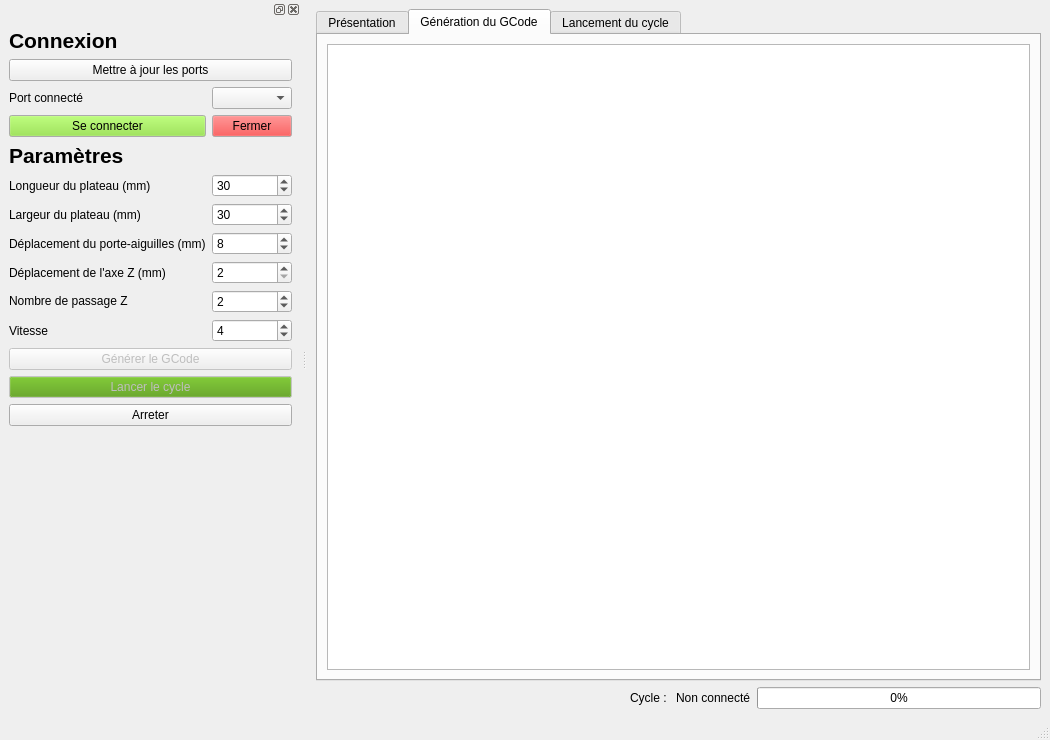
The window that V5_GUI_PyQt5/FeutrageGUI.ui (CREPP-PLOEMEUR/Feutrage-de-laine) describes before a commit, drawn with Qt 5.
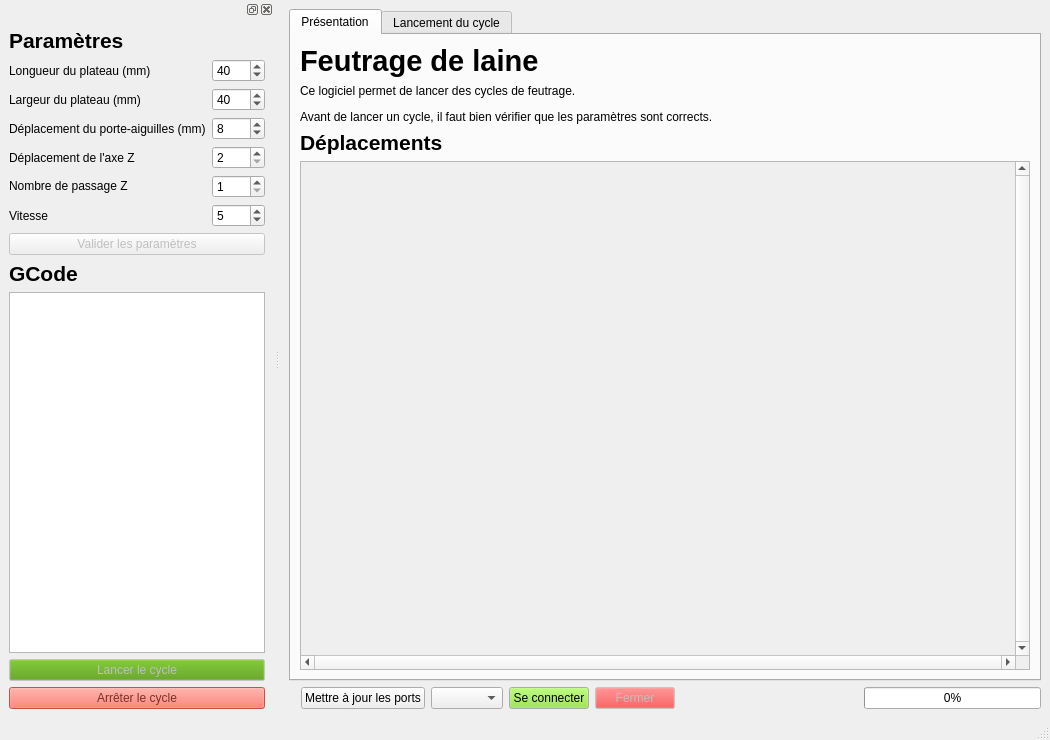
The same window after the commit. Icons and pictures are not drawn.

Commit message: Update resume cycle

Patch:
```diff
--- a/V5_GUI_PyQt5/FeutrageGUI.ui
+++ b/V5_GUI_PyQt5/FeutrageGUI.ui
@@ -21,24 +21,10 @@
   </property>
   <widget class="QWidget" name="centralwidget">
    <layout class="QGridLayout" name="gridLayout">
-    <item row="2" column="6">
-     <widget class="QLabel" name="lbl_status">
-      <property name="text">
-       <string>Non connecté</string>
-      </property>
-     </widget>
-    </item>
-    <item row="2" column="5">
-     <widget class="QLabel" name="label_8">
-      <property name="text">
-       <string>Cycle : </string>
-      </property>
-     </widget>
-    </item>
     <item row="1" column="0" colspan="8">
      <widget class="QTabWidget" name="tabWidget">
       <property name="currentIndex">
-       <number>1</number>
+       <number>0</number>
       </property>
       <widget class="QWidget" name="tab_1">
        <attribute name="title">
@@ -130,23 +116,6 @@
         </item>
        </layout>
       </widget>
-      <widget class="QWidget" name="tab_2">
-       <attribute name="title">
-        <string>Génération du GCode</string>
-       </attribute>
-       <layout class="QGridLayout" name="gridLayout_4">
-        <item row="1" column="0">
-         <widget class="QPlainTextEdit" name="pte_displayGCode">
-          <property name="readOnly">
-           <bool>true</bool>
-          </property>
-          <property name="placeholderText">
-           <string extracomment="Appuyer sur &quot;Générer le GCode&quot; pour générer le Gcode utilisé par la machine"/>
-          </property>
-         </widget>
-        </item>
-       </layout>
-      </widget>
       <widget class="QWidget" name="tab">
        <attribute name="title">
         <string>Lancement du cycle</string>
@@ -184,7 +153,7 @@
       </property>
      </widget>
     </item>
-    <item row="2" column="4">
+    <item row="2" column="6">
      <spacer name="horizontalSpacer">
       <property name="orientation">
        <enum>Qt::Horizontal</enum>
@@ -197,6 +166,107 @@
       </property>
      </spacer>
     </item>
+    <item row="2" column="4">
+     <widget class="QPushButton" name="pb_openPort">
+      <property name="palette">
+       <palette>
+        <active>
+         <colorrole role="Button">
+          <brush brushstyle="SolidPattern">
+           <color alpha="255">
+            <red>138</red>
+            <green>226</green>
+            <blue>52</blue>
+           </color>
+          </brush>
+         </colorrole>
+        </active>
+        <inactive>
+         <colorrole role="Button">
+          <brush brushstyle="SolidPattern">
+           <color alpha="255">
+            <red>138</red>
+            <green>226</green>
+            <blue>52</blue>
+           </color>
+          </brush>
+         </colorrole>
+        </inactive>
+        <disabled>
+         <colorrole role="Button">
+          <brush brushstyle="SolidPattern">
+           <color alpha="255">
+            <red>138</red>
+            <green>226</green>
+            <blue>52</blue>
+           </color>
+          </brush>
+         </colorrole>
+        </disabled>
+       </palette>
+      </property>
+      <property name="text">
+       <string>Se connecter</string>
+      </property>
+     </widget>
+    </item>
+    <item row="2" column="5">
+     <widget class="QPushButton" name="pb_closePort">
+      <property name="enabled">
+       <bool>false</bool>
+      </property>
+      <property name="palette">
+       <palette>
+        <active>
+         <colorrole role="Button">
+          <brush brushstyle="SolidPattern">
+           <color alpha="255">
+            <red>239</red>
+            <green>41</green>
+            <blue>41</blue>
+           </color>
+          </brush>
+         </colorrole>
+        </active>
+        <inactive>
+         <colorrole role="Button">
+          <brush brushstyle="SolidPattern">
+           <color alpha="255">
+            <red>239</red>
+            <green>41</green>
+            <blue>41</blue>
+           </color>
+          </brush>
+         </colorrole>
+        </inactive>
+        <disabled>
+         <colorrole role="Button">
+          <brush brushstyle="SolidPattern">
+           <color alpha="255">
+            <red>239</red>
+            <green>41</green>
+            <blue>41</blue>
+           </color>
+          </brush>
+         </colorrole>
+        </disabled>
+       </palette>
+      </property>
+      <property name="text">
+       <string>Fermer</string>
+      </property>
+     </widget>
+    </item>
+    <item row="2" column="2">
+     <widget class="QPushButton" name="pb_resfreshPorts">
+      <property name="text">
+       <string>Mettre à jour les ports</string>
+      </property>
+     </widget>
+    </item>
+    <item row="2" column="3">
+     <widget class="QComboBox" name="cb_ports"/>
+    </item>
    </layout>
   </widget>
   <widget class="QMenuBar" name="menubar">
@@ -216,220 +286,537 @@
    </attribute>
    <widget class="QWidget" name="dockWidgetContents">
     <layout class="QGridLayout" name="gridLayout_6">
-     <item row="0" column="0" colspan="2">
-      <widget class="QLabel" name="label_13">
-       <property name="sizePolicy">
-        <sizepolicy hsizetype="Preferred" vsizetype="Maximum">
-         <horstretch>0</horstretch>
-         <verstretch>0</verstretch>
-        </sizepolicy>
+     <item row="14" column="0" colspan="2">
+      <widget class="QPushButton" name="pb_stop">
+       <property name="enabled">
+        <bool>false</bool>
        </property>
-       <property name="text">
-        <string>&lt;html&gt;&lt;head/&gt;&lt;body&gt;&lt;p&gt;&lt;span style=&quot; font-size:16pt; font-weight:700;&quot;&gt;Connexion&lt;/span&gt;&lt;/p&gt;&lt;/body&gt;&lt;/html&gt;</string>
-       </property>
-      </widget>
-     </item>
-     <item row="2" column="1">
-      <widget class="QComboBox" name="cb_ports"/>
-     </item>
-     <item row="10" column="1">
-      <widget class="QSpinBox" name="sb_speed">
-       <property name="maximum">
-        <number>8</number>
-       </property>
-       <property name="value">
-        <number>4</number>
-       </property>
-      </widget>
-     </item>
-     <item row="2" column="0">
-      <widget class="QLabel" name="label_14">
-       <property name="text">
-        <string>Port connecté</string>
-       </property>
-      </widget>
-     </item>
-     <item row="7" column="0">
-      <widget class="QLabel" name="label_3">
-       <property name="text">
-        <string>Déplacement du porte-aiguilles (mm)</string>
-       </property>
-      </widget>
-     </item>
-     <item row="8" column="0">
-      <widget class="QLabel" name="label_4">
-       <property name="text">
-        <string>Déplacement de l'axe Z (mm)</string>
-       </property>
-      </widget>
-     </item>
-     <item row="6" column="1">
-      <widget class="QSpinBox" name="sb_x">
-       <property name="maximum">
-        <number>600</number>
-       </property>
-       <property name="value">
-        <number>30</number>
-       </property>
-      </widget>
-     </item>
-     <item row="3" column="1">
-      <widget class="QPushButton" name="pb_closePort">
        <property name="palette">
         <palette>
          <active>
+          <colorrole role="WindowText">
+           <brush brushstyle="SolidPattern">
+            <color alpha="255">
+             <red>0</red>
+             <green>0</green>
+             <blue>0</blue>
+            </color>
+           </brush>
+          </colorrole>
           <colorrole role="Button">
            <brush brushstyle="SolidPattern">
             <color alpha="255">
-             <red>239</red>
-             <green>41</green>
+             <red>246</red>
+             <green>97</green>
+             <blue>81</blue>
+            </color>
+           </brush>
+          </colorrole>
+          <colorrole role="Light">
+           <brush brushstyle="SolidPattern">
+            <color alpha="255">
+             <red>255</red>
+             <green>203</green>
+             <blue>198</blue>
+            </color>
+           </brush>
+          </colorrole>
+          <colorrole role="Midlight">
+           <brush brushstyle="SolidPattern">
+            <color alpha="255">
+             <red>250</red>
+             <green>150</green>
+             <blue>139</blue>
+            </color>
+           </brush>
+          </colorrole>
+          <colorrole role="Dark">
+           <brush brushstyle="SolidPattern">
+            <color alpha="255">
+             <red>123</red>
+             <green>49</green>
              <blue>41</blue>
             </color>
            </brush>
           </colorrole>
+          <colorrole role="Mid">
+           <brush brushstyle="SolidPattern">
+            <color alpha="255">
+             <red>164</red>
+             <green>65</green>
+             <blue>54</blue>
+            </color>
+           </brush>
+          </colorrole>
+          <colorrole role="Text">
+           <brush brushstyle="SolidPattern">
+            <color alpha="255">
+             <red>0</red>
+             <green>0</green>
+             <blue>0</blue>
+            </color>
+           </brush>
+          </colorrole>
+          <colorrole role="BrightText">
+           <brush brushstyle="SolidPattern">
+            <color alpha="255">
+             <red>255</red>
+             <green>255</green>
+             <blue>255</blue>
+            </color>
+           </brush>
+          </colorrole>
+          <colorrole role="ButtonText">
+           <brush brushstyle="SolidPattern">
+            <color alpha="255">
+             <red>0</red>
+             <green>0</green>
+             <blue>0</blue>
+            </color>
+           </brush>
+          </colorrole>
+          <colorrole role="Base">
+           <brush brushstyle="SolidPattern">
+            <color alpha="255">
+             <red>255</red>
+             <green>255</green>
+             <blue>255</blue>
+            </color>
+           </brush>
+          </colorrole>
+          <colorrole role="Window">
+           <brush brushstyle="SolidPattern">
+            <color alpha="255">
+             <red>246</red>
+             <green>97</green>
+             <blue>81</blue>
+            </color>
+           </brush>
+          </colorrole>
+          <colorrole role="Shadow">
+           <brush brushstyle="SolidPattern">
+            <color alpha="255">
+             <red>0</red>
+             <green>0</green>
+             <blue>0</blue>
+            </color>
+           </brush>
+          </colorrole>
+          <colorrole role="AlternateBase">
+           <brush brushstyle="SolidPattern">
+            <color alpha="255">
+             <red>250</red>
+             <green>176</green>
+             <blue>168</blue>
+            </color>
+           </brush>
+          </colorrole>
+          <colorrole role="ToolTipBase">
+           <brush brushstyle="SolidPattern">
+            <color alpha="255">
+             <red>255</red>
+             <green>255</green>
+             <blue>220</blue>
+            </color>
+           </brush>
+          </colorrole>
+          <colorrole role="ToolTipText">
+           <brush brushstyle="SolidPattern">
+            <color alpha="255">
+             <red>0</red>
+             <green>0</green>
+             <blue>0</blue>
+            </color>
+           </brush>
+          </colorrole>
          </active>
          <inactive>
+          <colorrole role="WindowText">
+           <brush brushstyle="SolidPattern">
+            <color alpha="255">
+             <red>0</red>
+             <green>0</green>
+             <blue>0</blue>
+            </color>
+           </brush>
+          </colorrole>
           <colorrole role="Button">
            <brush brushstyle="SolidPattern">
             <color alpha="255">
              <red>239</red>
-             <green>41</green>
-             <blue>41</blue>
+             <green>239</green>
+             <blue>239</blue>
             </color>
            </brush>
           </colorrole>
-         </inactive>
-         <disabled>
-          <colorrole role="Button">
+          <colorrole role="Light">
            <brush brushstyle="SolidPattern">
             <color alpha="255">
+             <red>255</red>
+             <green>255</green>
+             <blue>255</blue>
+            </color>
+           </brush>
+          </colorrole>
+          <colorrole role="Midlight">
+           <brush brushstyle="SolidPattern">
+            <color alpha="255">
+             <red>202</red>
+             <green>202</green>
+             <blue>202</blue>
+            </color>
+           </brush>
+          </colorrole>
+          <colorrole role="Dark">
+           <brush brushstyle="SolidPattern">
+            <color alpha="255">
+             <red>159</red>
+             <green>159</green>
+             <blue>159</blue>
+            </color>
+           </brush>
+          </colorrole>
+          <colorrole role="Mid">
+           <brush brushstyle="SolidPattern">
+            <color alpha="255">
+             <red>184</red>
+             <green>184</green>
+             <blue>184</blue>
+            </color>
+           </brush>
+          </colorrole>
+          <colorrole role="Text">
+           <brush brushstyle="SolidPattern">
+            <color alpha="255">
+             <red>0</red>
+             <green>0</green>
+             <blue>0</blue>
+            </color>
+           </brush>
+          </colorrole>
+          <colorrole role="BrightText">
+           <brush brushstyle="SolidPattern">
+            <color alpha="255">
+             <red>255</red>
+             <green>255</green>
+             <blue>255</blue>
+            </color>
+           </brush>
+          </colorrole>
+          <colorrole role="ButtonText">
+           <brush brushstyle="SolidPattern">
+            <color alpha="255">
+             <red>0</red>
+             <green>0</green>
+             <blue>0</blue>
+            </color>
+           </brush>
+          </colorrole>
+          <colorrole role="Base">
+           <brush brushstyle="SolidPattern">
+            <color alpha="255">
+             <red>255</red>
+             <green>255</green>
+             <blue>255</blue>
+            </color>
+           </brush>
+          </colorrole>
+          <colorrole role="Window">
+           <brush brushstyle="SolidPattern">
+            <color alpha="255">
              <red>239</red>
-             <green>41</green>
-             <blue>41</blue>
+             <green>239</green>
+             <blue>239</blue>
             </color>
            </brush>
           </colorrole>
-         </disabled>
-        </palette>
-       </property>
-       <property name="text">
-        <string>Fermer</string>
-       </property>
-      </widget>
-     </item>
-     <item row="10" column="0">
-      <widget class="QLabel" name="label_7">
-       <property name="text">
-        <string>Vitesse</string>
-       </property>
-      </widget>
-     </item>
-     <item row="11" column="0" colspan="2">
-      <widget class="QPushButton" name="pb_generateGCode">
-       <property name="enabled">
-        <bool>false</bool>
-       </property>
-       <property name="text">
-        <string>Générer le GCode</string>
-       </property>
-      </widget>
-     </item>
-     <item row="3" column="0">
-      <widget class="QPushButton" name="pb_openPort">
-       <property name="palette">
-        <palette>
-         <active>
-          <colorrole role="Button">
+          <colorrole role="Shadow">
            <brush brushstyle="SolidPattern">
             <color alpha="255">
-             <red>138</red>
-             <green>226</green>
-             <blue>52</blue>
+             <red>118</red>
+             <green>118</green>
+             <blue>118</blue>
             </color>
            </brush>
           </colorrole>
-         </active>
-         <inactive>
-          <colorrole role="Button">
+          <colorrole role="AlternateBase">
            <brush brushstyle="SolidPattern">
             <color alpha="255">
-             <red>138</red>
-             <green>226</green>
-             <blue>52</blue>
+             <red>247</red>
+             <green>247</green>
+             <blue>247</blue>
             </color>
            </brush>
           </colorrole>
+          <colorrole role="ToolTipBase">
+           <brush brushstyle="SolidPattern">
+            <color alpha="255">
+             <red>255</red>
+             <green>255</green>
+             <blue>220</blue>
+            </color>
+           </brush>
+          </colorrole>
+          <colorrole role="ToolTipText">
+           <brush brushstyle="SolidPattern">
+            <color alpha="255">
+             <red>0</red>
+             <green>0</green>
+             <blue>0</blue>
+            </color>
+           </brush>
+          </colorrole>
          </inactive>
          <disabled>
+          <colorrole role="WindowText">
+           <brush brushstyle="SolidPattern">
+            <color alpha="255">
+             <red>123</red>
+             <green>49</green>
+             <blue>41</blue>
+            </color>
+           </brush>
+          </colorrole>
           <colorrole role="Button">
            <brush brushstyle="SolidPattern">
             <color alpha="255">
-             <red>138</red>
-             <green>226</green>
-             <blue>52</blue>
+             <red>246</red>
+             <green>97</green>
+             <blue>81</blue>
             </color>
            </brush>
           </colorrole>
+          <colorrole role="Light">
+           <brush brushstyle="SolidPattern">
+            <color alpha="255">
+             <red>255</red>
+             <green>203</green>
+             <blue>198</blue>
+            </color>
+           </brush>
+          </colorrole>
+          <colorrole role="Midlight">
+           <brush brushstyle="SolidPattern">
+            <color alpha="255">
+             <red>250</red>
+             <green>150</green>
+             <blue>139</blue>
+            </color>
+           </brush>
+          </colorrole>
+          <colorrole role="Dark">
+           <brush brushstyle="SolidPattern">
+            <color alpha="255">
+             <red>123</red>
+             <green>49</green>
+             <blue>41</blue>
+            </color>
+           </brush>
+          </colorrole>
+          <colorrole role="Mid">
+           <brush brushstyle="SolidPattern">
+            <color alpha="255">
+             <red>164</red>
+             <green>65</green>
+             <blue>54</blue>
+            </color>
+           </brush>
+          </colorrole>
+          <colorrole role="Text">
+           <brush brushstyle="SolidPattern">
+            <color alpha="255">
+             <red>123</red>
+             <green>49</green>
+             <blue>41</blue>
+            </color>
+           </brush>
+          </colorrole>
+          <colorrole role="BrightText">
+           <brush brushstyle="SolidPattern">
+            <color alpha="255">
+             <red>255</red>
+             <green>255</green>
+             <blue>255</blue>
+            </color>
+           </brush>
+          </colorrole>
+          <colorrole role="ButtonText">
+           <brush brushstyle="SolidPattern">
+            <color alpha="255">
+             <red>123</red>
+             <green>49</green>
+             <blue>41</blue>
+            </color>
+           </brush>
+          </colorrole>
+          <colorrole role="Base">
+           <brush brushstyle="SolidPattern">
+            <color alpha="255">
+             <red>246</red>
+             <green>97</green>
+             <blue>81</blue>
+            </color>
+           </brush>
+          </colorrole>
+          <colorrole role="Window">
+           <brush brushstyle="SolidPattern">
+            <color alpha="255">
+             <red>246</red>
+             <green>97</green>
+             <blue>81</blue>
+            </color>
+           </brush>
+          </colorrole>
+          <colorrole role="Shadow">
+           <brush brushstyle="SolidPattern">
+            <color alpha="255">
+             <red>177</red>
+             <green>177</green>
+             <blue>177</blue>
+            </color>
+           </brush>
+          </colorrole>
+          <colorrole role="AlternateBase">
+           <brush brushstyle="SolidPattern">
+            <color alpha="255">
+             <red>247</red>
+             <green>247</green>
+             <blue>247</blue>
+            </color>
+           </brush>
+          </colorrole>
+          <colorrole role="ToolTipBase">
+           <brush brushstyle="SolidPattern">
+            <color alpha="255">
+             <red>255</red>
+             <green>255</green>
+             <blue>220</blue>
+            </color>
+           </brush>
+          </colorrole>
+          <colorrole role="ToolTipText">
+           <brush brushstyle="SolidPattern">
+            <color alpha="255">
+             <red>0</red>
+             <green>0</green>
+             <blue>0</blue>
+            </color>
+           </brush>
+          </colorrole>
          </disabled>
         </palette>
        </property>
        <property name="text">
-        <string>Se connecter</string>
+        <string>Arrêter le cycle</string>
+       </property>
+      </widget>
+     </item>
+     <item row="10" column="0" colspan="2">
+      <widget class="QPushButton" name="pb_settings">
+       <property name="enabled">
+        <bool>false</bool>
+       </property>
+       <property name="text">
+        <string>Valider les paramètres</string>
        </property>
       </widget>
      </item>
      <item row="9" column="1">
-      <widget class="QSpinBox" name="sb_passages">
+      <widget class="QSpinBox" name="sb_speed">
+       <property name="minimum">
+        <number>3</number>
+       </property>
+       <property name="maximum">
+        <number>7</number>
+       </property>
        <property name="value">
-        <number>2</number>
+        <number>5</number>
        </property>
       </widget>
      </item>
      <item row="5" column="1">
-      <widget class="QSpinBox" name="sb_y">
+      <widget class="QSpinBox" name="sb_x">
        <property name="maximum">
-        <number>600</number>
+        <number>220</number>
        </property>
        <property name="value">
-        <number>30</number>
+        <number>40</number>
        </property>
       </widget>
      </item>
-     <item row="6" column="0">
+     <item row="3" column="0" colspan="2">
+      <widget class="QLabel" name="label_2">
+       <property name="sizePolicy">
+        <sizepolicy hsizetype="Preferred" vsizetype="Maximum">
+         <horstretch>0</horstretch>
+         <verstretch>0</verstretch>
+        </sizepolicy>
+       </property>
+       <property name="text">
+        <string>&lt;html&gt;&lt;head/&gt;&lt;body&gt;&lt;p&gt;&lt;span style=&quot; font-size:16pt; font-weight:700;&quot;&gt;Paramètres&lt;/span&gt;&lt;/p&gt;&lt;/body&gt;&lt;/html&gt;</string>
+       </property>
+      </widget>
+     </item>
+     <item row="5" column="0">
       <widget class="QLabel" name="label">
        <property name="text">
         <string>Largeur du plateau (mm)</string>
        </property>
       </widget>
      </item>
-     <item row="8" column="1">
-      <widget class="QSpinBox" name="sb_axis_z">
-       <property name="minimum">
-        <number>2</number>
+     <item row="8" column="0">
+      <widget class="QLabel" name="label_12">
+       <property name="sizePolicy">
+        <sizepolicy hsizetype="Maximum" vsizetype="Maximum">
+         <horstretch>0</horstretch>
+         <verstretch>0</verstretch>
+        </sizepolicy>
        </property>
-       <property name="maximum">
-        <number>10</number>
-       </property>
-       <property name="value">
-        <number>2</number>
+       <property name="text">
+        <string>Nombre de passage Z</string>
        </property>
       </widget>
      </item>
-     <item row="1" column="0" colspan="2">
-      <widget class="QPushButton" name="pb_resfreshPorts">
+     <item row="11" column="0" colspan="2">
+      <widget class="QLabel" name="label_15">
+       <property name="sizePolicy">
+        <sizepolicy hsizetype="Preferred" vsizetype="Maximum">
+         <horstretch>0</horstretch>
+         <verstretch>0</verstretch>
+        </sizepolicy>
+       </property>
        <property name="text">
-        <string>Mettre à jour les ports</string>
+        <string>&lt;html&gt;&lt;head/&gt;&lt;body&gt;&lt;p&gt;&lt;span style=&quot; font-size:16pt; font-weight:700;&quot;&gt;GCode&lt;/span&gt;&lt;/p&gt;&lt;/body&gt;&lt;/html&gt;</string>
        </property>
       </widget>
      </item>
      <item row="7" column="1">
-      <widget class="QSpinBox" name="sb_step">
+      <widget class="QSpinBox" name="sb_axis_z">
+       <property name="minimum">
+        <number>2</number>
+       </property>
+       <property name="maximum">
+        <number>10</number>
+       </property>
        <property name="value">
-        <number>8</number>
+        <number>2</number>
        </property>
       </widget>
      </item>
-     <item row="12" column="0" colspan="2">
+     <item row="8" column="1">
+      <widget class="QSpinBox" name="sb_passages">
+       <property name="minimum">
+        <number>1</number>
+       </property>
+       <property name="maximum">
+        <number>10</number>
+       </property>
+       <property name="value">
+        <number>1</number>
+       </property>
+      </widget>
+     </item>
+     <item row="13" column="0" colspan="2">
       <widget class="QPushButton" name="pb_start">
        <property name="enabled">
         <bool>false</bool>
@@ -503,58 +890,66 @@
        </property>
       </widget>
      </item>
-     <item row="5" column="0">
+     <item row="4" column="1">
+      <widget class="QSpinBox" name="sb_y">
+       <property name="maximum">
+        <number>220</number>
+       </property>
+       <property name="value">
+        <number>40</number>
+       </property>
+      </widget>
+     </item>
+     <item row="12" column="0" colspan="2">
+      <widget class="QPlainTextEdit" name="pte_displayGCode">
+       <property name="sizePolicy">
+        <sizepolicy hsizetype="Expanding" vsizetype="Minimum">
+         <horstretch>0</horstretch>
+         <verstretch>0</verstretch>
+        </sizepolicy>
+       </property>
+       <property name="readOnly">
+        <bool>true</bool>
+       </property>
+       <property name="placeholderText">
+        <string extracomment="Appuyer sur &quot;Générer le GCode&quot; pour générer le Gcode utilisé par la machine"/>
+       </property>
+      </widget>
+     </item>
+     <item row="6" column="1">
+      <widget class="QSpinBox" name="sb_step">
+       <property name="value">
+        <number>8</number>
+       </property>
+      </widget>
+     </item>
+     <item row="4" column="0">
       <widget class="QLabel" name="lbl_elapsed_time">
        <property name="text">
         <string>Longueur du plateau (mm)</string>
        </property>
       </widget>
      </item>
-     <item row="4" column="0" colspan="2">
-      <widget class="QLabel" name="label_2">
-       <property name="sizePolicy">
-        <sizepolicy hsizetype="Preferred" vsizetype="Maximum">
-         <horstretch>0</horstretch>
-         <verstretch>0</verstretch>
-        </sizepolicy>
-       </property>
-       <property name="text">
-        <string>&lt;html&gt;&lt;head/&gt;&lt;body&gt;&lt;p&gt;&lt;span style=&quot; font-size:16pt; font-weight:700;&quot;&gt;Paramètres&lt;/span&gt;&lt;/p&gt;&lt;/body&gt;&lt;/html&gt;</string>
-       </property>
-      </widget>
-     </item>
-     <item row="13" column="0" colspan="2">
-      <widget class="QPushButton" name="pb_stop">
-       <property name="text">
-        <string>Arreter</string>
-       </property>
-      </widget>
-     </item>
      <item row="9" column="0">
-      <widget class="QLabel" name="label_12">
-       <property name="sizePolicy">
-        <sizepolicy hsizetype="Maximum" vsizetype="Maximum">
-         <horstretch>0</horstretch>
-         <verstretch>0</verstretch>
-        </sizepolicy>
+      <widget class="QLabel" name="label_7">
+       <property name="text">
+        <string>Vitesse</string>
        </property>
+      </widget>
+     </item>
+     <item row="7" column="0">
+      <widget class="QLabel" name="label_4">
        <property name="text">
-        <string>Nombre de passage Z</string>
+        <string>Déplacement de l'axe Z </string>
        </property>
       </widget>
      </item>
-     <item row="14" column="0">
-      <spacer name="verticalSpacer">
-       <property name="orientation">
-        <enum>Qt::Vertical</enum>
+     <item row="6" column="0">
+      <widget class="QLabel" name="label_3">
+       <property name="text">
+        <string>Déplacement du porte-aiguilles (mm)</string>
        </property>
-       <property name="sizeHint" stdset="0">
-        <size>
-         <width>20</width>
-         <height>40</height>
-        </size>
-       </property>
-      </spacer>
+      </widget>
      </item>
     </layout>
    </widget>
```
The commit also changes 6 other files.
